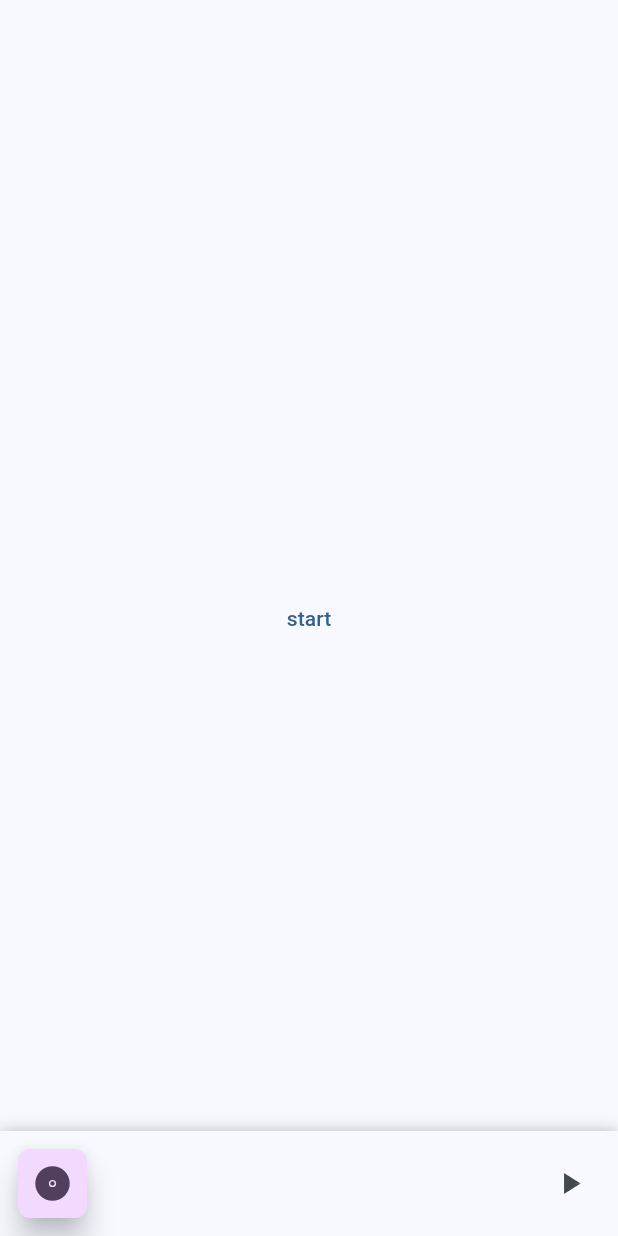
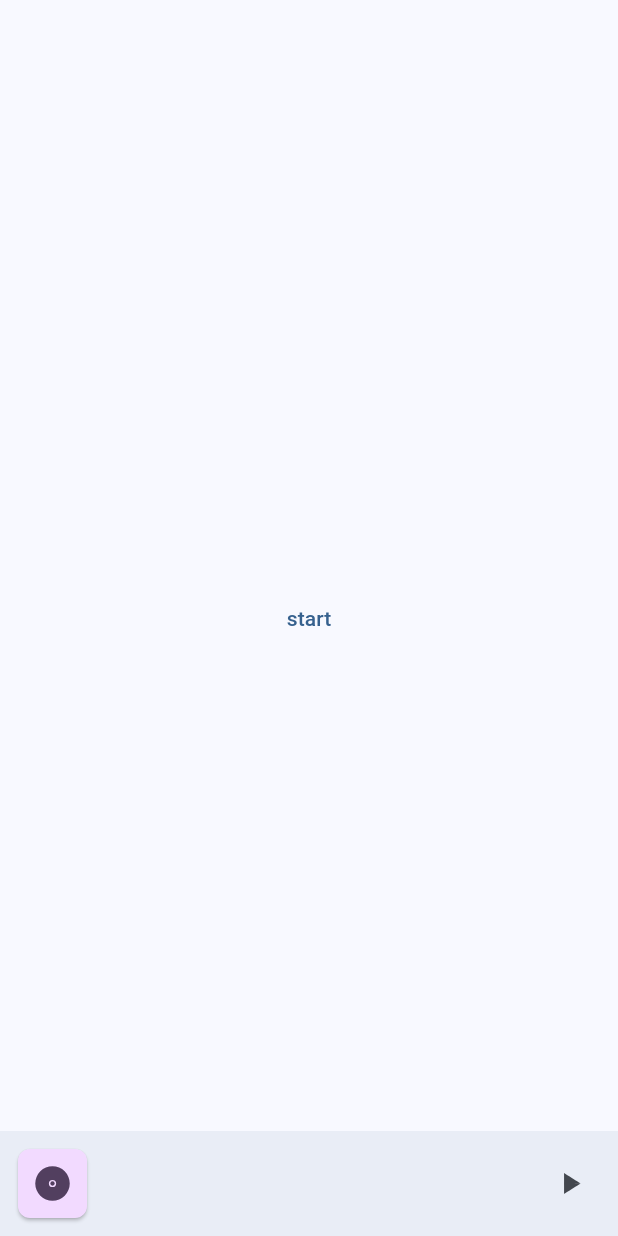
Before and after one commit to LiquidPL/fluid, a Flutter app: the screen it shows after launch, on a phone screen of 412 x 824 dp. Run offline on Flutter 3.47's test engine with Material 2 defaults, Android fonts, the phone set to English and light mode, and no system bars; drawn by our look-alikes of dynamic_color, sliding_up_panel; our stand-ins replace flutter_hooks, flutter_svg, hooks_riverpod, just_audio, permission_handler; generated files the repository leaves out were written again.

Commit message:
Make widgets more Material 3
* set background and remove box shadow on the mini player
*  reduce elevation on the album cover

```diff
--- a/lib/main.dart
+++ b/lib/main.dart
@@ -145,6 +145,7 @@ class _HomePageState extends State<HomePage> {
       controller: panelController,
       minHeight: miniPlayerHeight,
       maxHeight: MediaQuery.of(context).size.height,
+      boxShadow: const [],
       body: const Scaffold(
         body: _StartButton(),
       ),
--- a/lib/widgets/album_cover.dart
+++ b/lib/widgets/album_cover.dart
@@ -9,7 +9,6 @@ class AlbumCover extends StatelessWidget {
   @override
   Widget build(BuildContext context) {
     return Card(
-      elevation: 8,
       shape: RoundedRectangleBorder(
         borderRadius: BorderRadius.circular(8.0),
       ),
--- a/lib/widgets/mini_player.dart
+++ b/lib/widgets/mini_player.dart
@@ -12,11 +12,14 @@ class MiniPlayer extends HookConsumerWidget {
   @override
   Widget build(BuildContext context, WidgetRef ref) {
     return Material(
+      color: Theme.of(context).colorScheme.surface,
+      surfaceTintColor: Theme.of(context).colorScheme.surfaceTint,
+      elevation: Theme.of(context).navigationBarTheme.elevation ?? 3.0,
       child: InkWell(
         onTap: onTap,
         child: Container(
           margin: const EdgeInsets.symmetric(horizontal: 8.0),
-          height: 80.0,
+          height: 70.0,
           child: Row(
             children: [
               Container(
```
Also changed, not shown: 7 other files.
